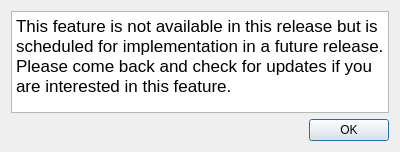
NHERI-SimCenter/PileGroupTool, file utilWindows/dialogfuturefeature.ui: the form before one commit.
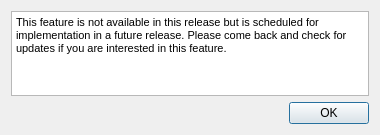
The form after the commit.

Commit message: Fixing font issues on windows

```diff
--- a/utilWindows/dialogfuturefeature.ui
+++ b/utilWindows/dialogfuturefeature.ui
@@ -6,8 +6,8 @@
    <rect>
     <x>0</x>
     <y>0</y>
-    <width>400</width>
-    <height>152</height>
+    <width>380</width>
+    <height>135</height>
    </rect>
   </property>
   <property name="windowTitle">
@@ -20,8 +20,8 @@
       <string>&lt;!DOCTYPE HTML PUBLIC &quot;-//W3C//DTD HTML 4.0//EN&quot; &quot;http://www.w3.org/TR/REC-html40/strict.dtd&quot;&gt;
 &lt;html&gt;&lt;head&gt;&lt;meta name=&quot;qrichtext&quot; content=&quot;1&quot; /&gt;&lt;style type=&quot;text/css&quot;&gt;
 p, li { white-space: pre-wrap; }
-&lt;/style&gt;&lt;/head&gt;&lt;body style=&quot; font-family:'.SF NS Text'; font-size:13pt; font-weight:400; font-style:normal;&quot;&gt;
-&lt;p style=&quot; margin-top:0px; margin-bottom:0px; margin-left:0px; margin-right:0px; -qt-block-indent:0; text-indent:0px;&quot;&gt;This feature is not available in this release but is scheduled for implementation in a future release.  Please come back and check for updates if you are interested in this feature.&lt;/p&gt;&lt;/body&gt;&lt;/html&gt;</string>
+&lt;/style&gt;&lt;/head&gt;&lt;body style=&quot; font-family:'MS Shell Dlg 2'; font-size:7.875pt; font-weight:400; font-style:normal;&quot;&gt;
+&lt;p style=&quot; margin-top:0px; margin-bottom:0px; margin-left:0px; margin-right:0px; -qt-block-indent:0; text-indent:0px;&quot;&gt;&lt;span style=&quot; font-size:8pt;&quot;&gt;This feature is not available in this release but is scheduled for implementation in a future release. Please come back and check for updates if you are interested in this feature.&lt;/span&gt;&lt;/p&gt;&lt;/body&gt;&lt;/html&gt;</string>
      </property>
     </widget>
    </item>
```
The commit also changes 4 other files.
